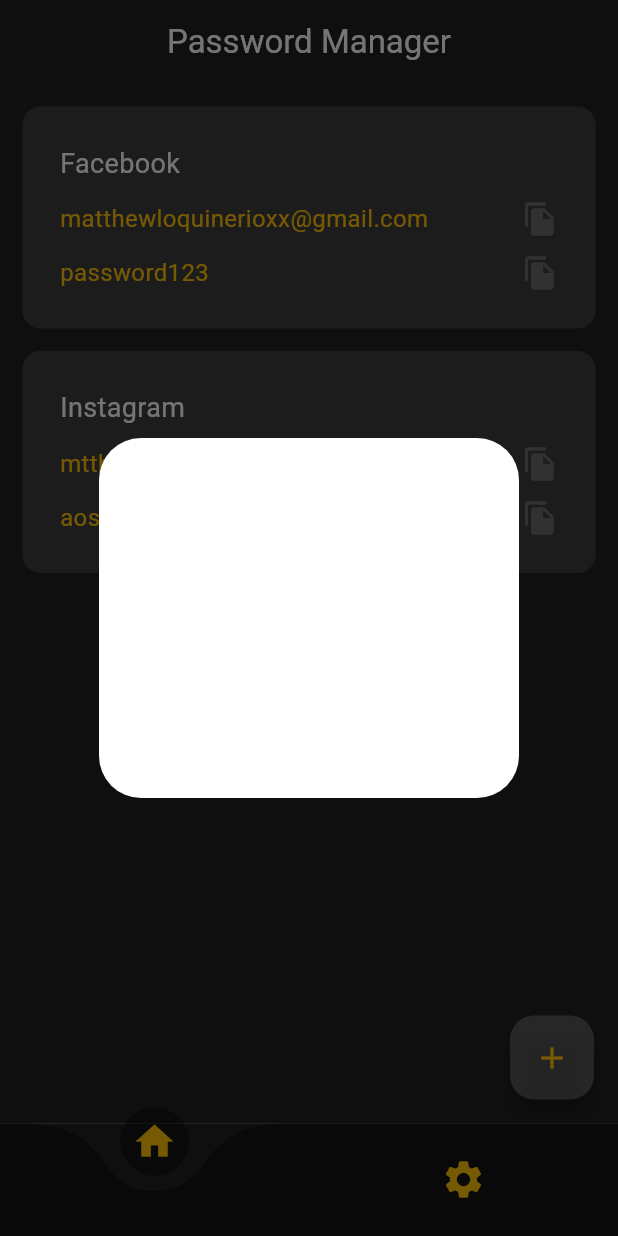
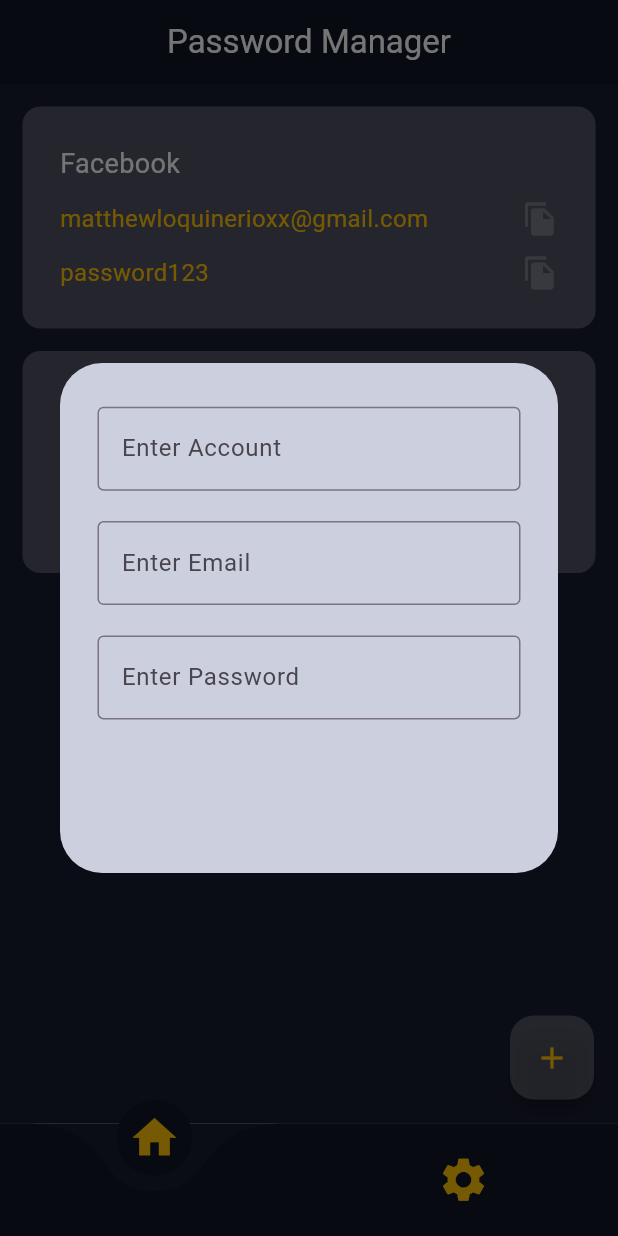
Before and after one commit to EEngineerLoki/flutter_taskmanager, a Flutter app: the screen it shows after launch, after a tap on the "add" icon, on a phone screen of 412 x 824 dp. Run offline on Flutter 3.47's test engine with Material 3 defaults, Android fonts, the phone set to English and light mode, and no system bars; drawn by our look-alikes of curved_navigation_bar.

Commit message:
finished text field

```diff
--- a/lib/main.dart
+++ b/lib/main.dart
@@ -45,7 +45,7 @@
   Widget build(BuildContext context) {
     return Scaffold(
       appBar: AppBar(
-        backgroundColor: Colors.black87,
+        backgroundColor: const Color.fromARGB(255, 18, 21, 37),
         centerTitle: true,
         title: const Text('Password Manager', style: TextStyle(color: Colors.white),
         ),
@@ -54,13 +54,13 @@
       bottomNavigationBar: CurvedNavigationBar(
         index: currentIndex,
         onTap: pagesNavigate,
-        backgroundColor: Colors.black87,
-        color: Colors.black38,
+        backgroundColor: const Color(0xFF191d30),
+        color: const Color.fromARGB(255, 18, 21, 37),
         animationCurve: Curves.ease,
         animationDuration: const Duration(milliseconds: 300),
         items: const [
-          Icon(Icons.home, color: Colors.amber, size: 30,),
-          Icon(Icons.settings, color: Colors.amber, size: 30,)
+          Icon(Icons.home, color: Colors.amber, size: 35,),
+          Icon(Icons.settings, color: Colors.amber, size: 35,)
         ],
       ),
     );
--- a/lib/pages/myhomepage.dart
+++ b/lib/pages/myhomepage.dart
@@ -27,7 +27,7 @@
   @override
   Widget build(BuildContext context) {
     return Scaffold(
-      backgroundColor: Colors.black87,
+      backgroundColor: const Color(0xFF191d30),
       body: ListView.builder(
         itemCount: account.length,
         itemBuilder: (context, index) => ToDoTile(
--- a/lib/util/dialogbox.dart
+++ b/lib/util/dialogbox.dart
@@ -1,4 +1,5 @@
 import 'package:flutter/material.dart';
+import 'package:flutter_accountmanager/util/my_button.dart';
 
 class DialogBox extends StatelessWidget {
   const DialogBox({super.key});
@@ -6,10 +7,34 @@
   @override
   Widget build(BuildContext context) {
     return const AlertDialog(
-      backgroundColor: Colors.white,
+      backgroundColor: Color(0xFFcccfde),
       content: SizedBox(
-        height: 200,
-        child: Padding(padding: EdgeInsets.all(12)),),
+        height: 300,
+        width: 400,
+        child: Padding(
+          padding: EdgeInsets.only(top: 3, left: 1, right: 1),
+          child: Column(
+            mainAxisAlignment: MainAxisAlignment.spaceAround,
+            children: [
+              TextField(
+                decoration: InputDecoration(
+                  border: OutlineInputBorder(),
+                  hintText: 'Enter Account',
+              ),),
+              TextField(
+                decoration: InputDecoration(
+                  border: OutlineInputBorder(),
+                  hintText: 'Enter Email'
+                ),),
+              TextField(
+                decoration: InputDecoration(
+                  border: OutlineInputBorder(),
+                  hintText: 'Enter Password'
+                ),),
+              MyButton()
+            ],
+          ),
+          ),),
     );
   }
 }
--- /dev/null
+++ b/lib/util/my_button.dart
@@ -0,0 +1,12 @@
+import 'package:flutter/material.dart';
+
+class MyButton extends StatelessWidget {
+  const MyButton({super.key});
+
+  @override
+  Widget build(BuildContext context) {
+    return MaterialButton(
+      onPressed: () {},
+    );
+  }
+}
--- a/lib/util/todo_tile.dart
+++ b/lib/util/todo_tile.dart
@@ -17,7 +17,7 @@
       padding: const EdgeInsets.only(top: 15, right: 15, left: 15),
       child: Container(
         decoration: BoxDecoration(
-          color: Colors.white12,
+          color: Colors.white24,
           borderRadius: BorderRadius.circular(12)
         ),
         child: Padding(
--- a/pubspec.yaml
+++ b/pubspec.yaml
@@ -62,8 +62,7 @@
 
   # To add assets to your application, add an assets section, like this:
   # assets:
-  #   - images/a_dot_burr.jpeg
-  #   - images/a_dot_ham.jpeg
+
 
   # An image asset can refer to one or more resolution-specific "variants", see
   # https://flutter.dev/assets-and-images/#resolution-aware
```
Also changed, not shown: lib/assets/3JVMjD.jpg (added), lib/assets/Black man.webp (added), lib/assets/Portrait du youtubeur Joyca.jpg (added), lib/assets/Portrait du youtubeur Joyca.webp (added), lib/assets/a man opened the company website on a laptop scree.webp (added).
